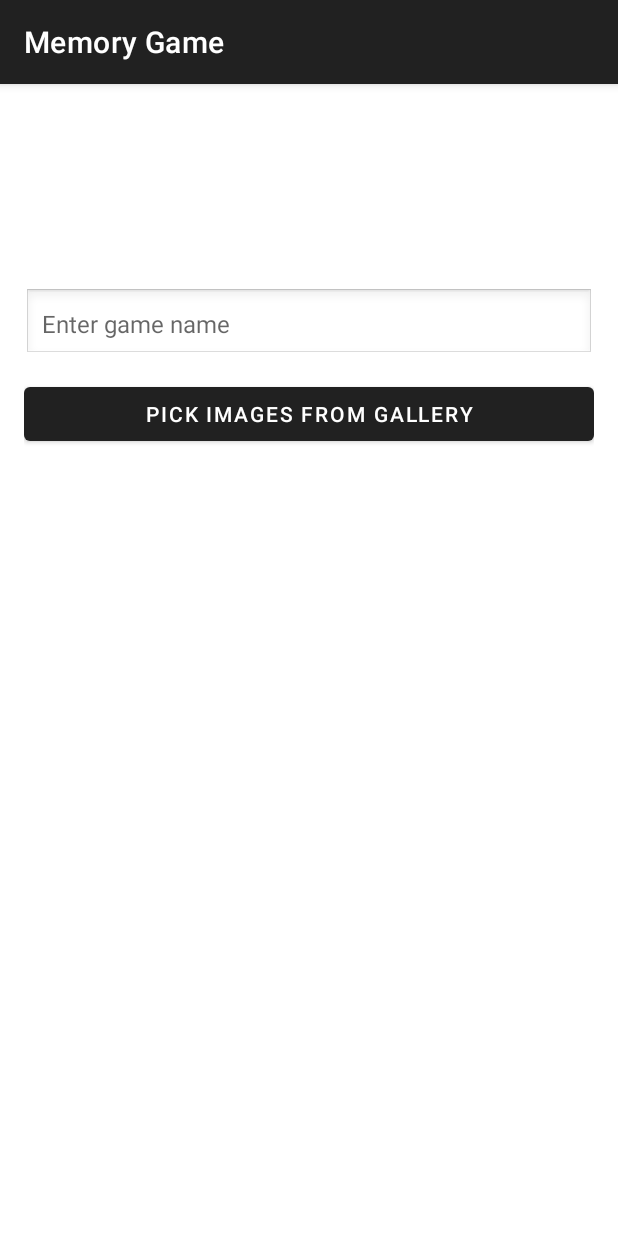
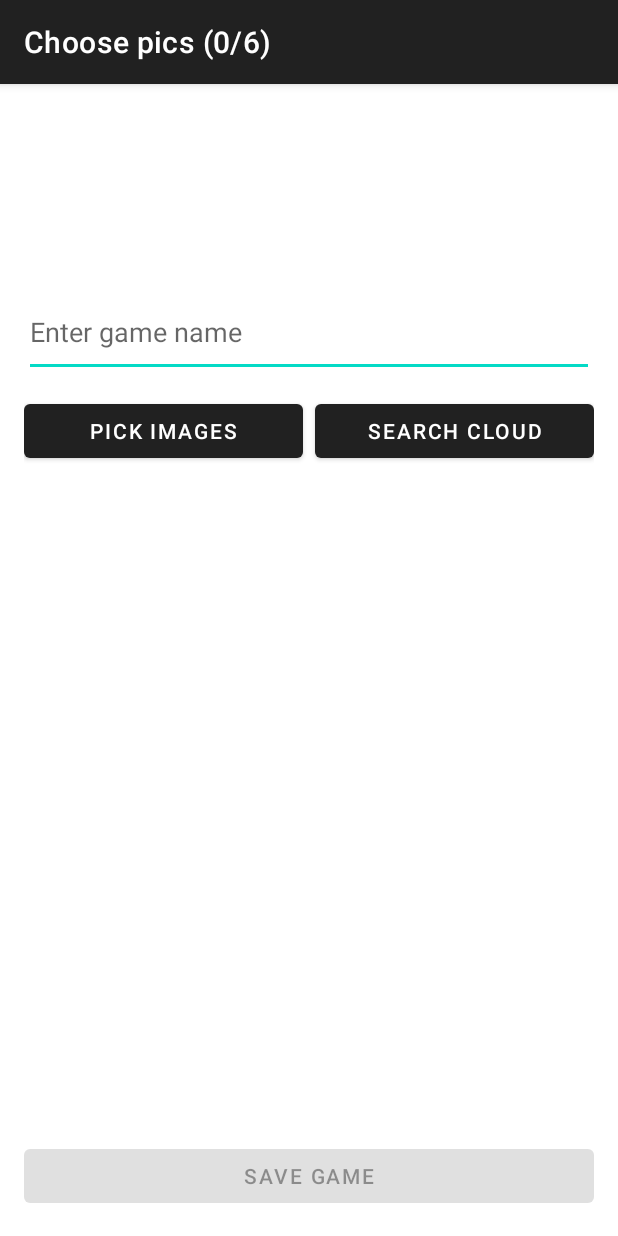
Before and after one commit to D-Emman/MyMemoryGame, an Android app: the screen it shows after launch (CreateActivity), on a phone screen of 412 x 824 dp. Run offline under Robolectric (Android 15) with nearby library versions, the phone set to English and light mode, and no system bars; pictures from the network do not load.

Commit message:
updated SearchAdapter and Activity

```diff
--- a/app/src/main/java/com/example/memorygame/CreateActivity.kt
+++ b/app/src/main/java/com/example/memorygame/CreateActivity.kt
@@ -11,23 +11,47 @@ import androidx.activity.result.contract.ActivityResultContracts
 import androidx.appcompat.app.AppCompatActivity
 import androidx.recyclerview.widget.GridLayoutManager
 import androidx.recyclerview.widget.RecyclerView
+import com.example.memorygame.adapters.SelectedImagesAdapter
 
 class CreateActivity : AppCompatActivity() {
 
-    private lateinit var recyclerViewSelectedImages: RecyclerView
-    private lateinit var selectedImagesAdapter: SelectedImagesAdapter
-    private val selectedImageUris = mutableListOf<String>() // store URI as String for Glide
+    // Set how many images are required for your board (adjust as needed)
+    private var numImagesRequired = 6
 
-    private lateinit var editTextGameName: EditText
+    private lateinit var etGameName: EditText
     private lateinit var btnPickImages: Button
+    private lateinit var btnSearchCloud: Button
     private lateinit var btnSaveGame: Button
+    private lateinit var recyclerView: RecyclerView
+    private lateinit var adapter: SelectedImagesAdapter
 
+    private val imageUris = mutableListOf<Uri>()
+
+    // Pick multiple local images
     private val pickImagesLauncher =
-        registerForActivityResult(ActivityResultContracts.GetMultipleContents()) { uris: List<Uri> ->
-            if (uris.isNotEmpty()) {
-                // Append newly picked images to the list
-                selectedImageUris.addAll(uris.map { it.toString() })
-                selectedImagesAdapter.notifyDataSetChanged()
+        registerForActivityResult(ActivityResultContracts.GetMultipleContents()) { uris ->
+            if (!uris.isNullOrEmpty()) {
+                // Cap to required number
+                val remaining = numImagesRequired - imageUris.size
+                val toAdd = if (remaining > 0) uris.take(remaining) else emptyList()
+                imageUris.addAll(toAdd)
+                adapter.notifyDataSetChanged()
+                updateSaveState()
+            }
+        }
+
+    // From SearchActivity -> returns public URLs (strings)
+    private val searchLauncher =
+        registerForActivityResult(ActivityResultContracts.StartActivityForResult()) { result ->
+            if (result.resultCode == Activity.RESULT_OK) {
+                val selected = result.data?.getStringArrayListExtra("SELECTED_IMAGE_URLS")
+                selected?.let { list ->
+                    val remaining = numImagesRequired - imageUris.size
+                    val toAdd = if (remaining > 0) list.take(remaining) else emptyList()
+                    imageUris.addAll(toAdd.map { Uri.parse(it) })
+                    adapter.notifyDataSetChanged()
+                    updateSaveState()
+                }
             }
         }
 
@@ -35,40 +59,52 @@ class CreateActivity : AppCompatActivity() {
         super.onCreate(savedInstanceState)
         setContentView(R.layout.activity_create)
 
-        editTextGameName = findViewById(R.id.editTextGameName)
+        etGameName = findViewById(R.id.etGameName)
         btnPickImages = findViewById(R.id.btnPickImages)
+        btnSearchCloud = findViewById(R.id.btnSearchCloud)
         btnSaveGame = findViewById(R.id.btnSaveGame)
-        recyclerViewSelectedImages = findViewById(R.id.recyclerViewSelectedImages)
+        recyclerView = findViewById(R.id.recyclerViewSelectedImages)
 
-        selectedImagesAdapter = SelectedImagesAdapter(selectedImageUris)
-        recyclerViewSelectedImages.layoutManager = GridLayoutManager(this, 3)
-        recyclerViewSelectedImages.adapter = selectedImagesAdapter
+        recyclerView.layoutManager = GridLayoutManager(this, 3)
+        adapter = SelectedImagesAdapter(imageUris) { position: Int ->
+            if (position in imageUris.indices) {
+                imageUris.removeAt(position)
+                adapter.notifyItemRemoved(position)
+                updateSaveState()
+            }
+        }
+        recyclerView.adapter = adapter
+
+        updateSaveState()
 
         btnPickImages.setOnClickListener {
             pickImagesLauncher.launch("image/*")
         }
 
+        btnSearchCloud.setOnClickListener {
+            val intent = Intent(this, SearchActivity::class.java)
+            searchLauncher.launch(intent)
+        }
+
         btnSaveGame.setOnClickListener {
-            val gameName = editTextGameName.text.toString().trim()
+            val gameName = etGameName.text.toString().trim()
+            if (gameName.isEmpty()) {
+                Toast.makeText(this, "Enter a game name", Toast.LENGTH_SHORT).show()
+                return@setOnClickListener
+            }
+            if (imageUris.size != numImagesRequired) {
+                Toast.makeText(this, "Select exactly $numImagesRequired images", Toast.LENGTH_SHORT).show()
+                return@setOnClickListener
+            }
 
-            when {
-                gameName.isEmpty() -> {
-                    Toast.makeText(this, "Please enter a game name", Toast.LENGTH_SHORT).show()
-                }
-                selectedImageUris.isEmpty() -> {
-                    Toast.makeText(this, "Please select at least one image", Toast.LENGTH_SHORT).show()
-                }
-                else -> {
-                    // TODO: Upload images & save game logic to Supabase or local storage
-                    Toast.makeText(
-                        this,
-                        "Game '$gameName' saved with ${selectedImageUris.size} images",
-                        Toast.LENGTH_SHORT
-                    ).show()
-                    setResult(Activity.RESULT_OK)
-                    finish()
-                }
-            }
+            // TODO: Upload to Supabase / save Firestore as you already implemented
+            Toast.makeText(this, "Game \"$gameName\" created successfully!", Toast.LENGTH_SHORT).show()
+            finish()
         }
     }
+
+    private fun updateSaveState() {
+        supportActionBar?.title = "Choose pics (${imageUris.size}/$numImagesRequired)"
+        btnSaveGame.isEnabled = imageUris.size == numImagesRequired
+    }
 }
--- a/app/src/main/res/layout/activity_create.xml
+++ b/app/src/main/res/layout/activity_create.xml
@@ -1,50 +1,61 @@
 <?xml version="1.0" encoding="utf-8"?>
 <LinearLayout xmlns:android="http://schemas.android.com/apk/res/android"
-    xmlns:tools="http://schemas.android.com/tools"
     android:layout_width="match_parent"
     android:layout_height="match_parent"
     android:orientation="vertical"
-    android:padding="16dp"
-    tools:context=".CreateActivity">
+    android:padding="16dp">
 
     <!-- Game Name Input -->
     <EditText
-        android:id="@+id/editTextGameName"
+        android:id="@+id/etGameName"
+        android:layout_width="match_parent"
+        android:layout_height="59dp"
+        android:layout_marginBottom="12dp"
+        android:layout_marginTop="120dp"
+        android:hint="Enter game name"
+        android:inputType="textCapWords" />
+
+    <!-- Buttons Row -->
+    <LinearLayout
         android:layout_width="match_parent"
         android:layout_height="wrap_content"
-        android:layout_marginTop="120dp"
-        android:hint="Enter game name"
-        android:inputType="textPersonName"
-        android:padding="12dp"
-        android:background="@android:drawable/edit_text"
-        android:textSize="16sp" />
+        android:orientation="horizontal"
+        android:layout_marginBottom="12dp"
+        android:gravity="center">
 
-    <!-- Pick Images Button -->
+        <Button
+            android:id="@+id/btnPickImages"
+            android:layout_width="0dp"
+            android:layout_height="wrap_content"
+            android:layout_weight="1"
+            android:text="Pick Images" />
+
+        <View
+            android:layout_width="8dp"
+            android:layout_height="match_parent" />
+
+        <Button
+            android:id="@+id/btnSearchCloud"
+            android:layout_width="0dp"
+            android:layout_height="wrap_content"
+            android:layout_weight="1"
+            android:text="Search Cloud" />
+    </LinearLayout>
 
     <!-- Selected Images RecyclerView -->
+    <androidx.recyclerview.widget.RecyclerView
+        android:id="@+id/recyclerViewSelectedImages"
+        android:layout_width="match_parent"
+        android:layout_height="0dp"
+        android:layout_weight="1"
+        android:scrollbars="vertical" />
 
     <!-- Save Game Button -->
-
-    <Button
-        android:id="@+id/btnPickImages"
-        android:layout_width="match_parent"
-        android:layout_height="wrap_content"
-        android:layout_marginTop="12dp"
-        android:text="Pick Images from Gallery" />
-
-    <androidx.recyclerview.widget.RecyclerView
-        android:id="@+id/recyclerViewSelectedImages"
-        android:layout_width="372dp"
-        android:layout_height="500dp"
-        android:layout_marginTop="50dp"
-
-        android:scrollbars="vertical" />
-
     <Button
         android:id="@+id/btnSaveGame"
         android:layout_width="match_parent"
         android:layout_height="wrap_content"
-        android:layout_marginTop="12dp"
-        android:text="Save Game" />
+        android:text="Save Game"
+        android:layout_marginTop="12dp" />
 
 </LinearLayout>
```
Also changed, not shown: app/src/main/java/com/example/memorygame/ImagePickerAdapter.kt (+44 -75 lines), app/src/main/java/com/example/memorygame/SearchActivity.kt (+47 -5 lines), app/src/main/java/com/example/memorygame/SelectedImagesAdapter.kt (+27 -17 lines), app/src/main/res/layout/activity_search.xml (+34 -14 lines), app/src/main/res/layout/item_image_picker.xml (added, +22 -0 lines), app/src/main/res/layout/item_selected_image.xml (+13 -2 lines).
